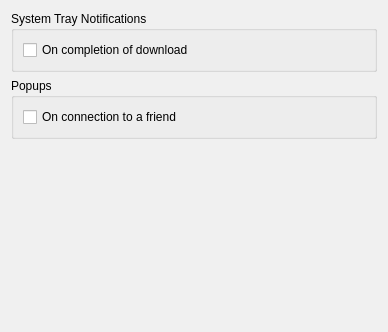
First picture: the form in MixologistGui/gui/Preferences/NotifyDialog.ui, repository rebeccaskinner/The-Mixologist, before the edit.
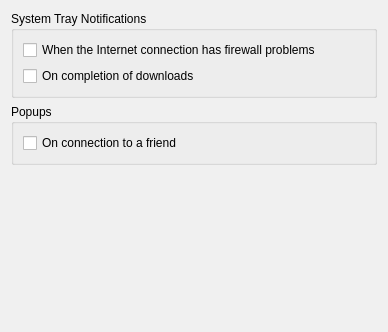
Second picture: the form after the edit.

The edit to the form file:
```diff
--- a/MixologistGui/gui/Preferences/NotifyDialog.ui
+++ b/MixologistGui/gui/Preferences/NotifyDialog.ui
@@ -488,23 +488,24 @@
   <property name="contextMenuPolicy">
    <enum>Qt::NoContextMenu</enum>
   </property>
-  <layout class="QVBoxLayout" name="verticalLayout">
+  <layout class="QVBoxLayout" name="verticalLayout_2">
    <item>
     <widget class="QGroupBox" name="groupBox_2">
      <property name="title">
       <string>System Tray Notifications</string>
      </property>
-     <layout class="QVBoxLayout" name="_2">
-      <property name="leftMargin">
-       <number>9</number>
-      </property>
-      <property name="topMargin">
-       <number>9</number>
-      </property>
+     <layout class="QVBoxLayout" name="verticalLayout">
+      <item>
+       <widget class="QCheckBox" name="tray_BadInternet">
+        <property name="text">
+         <string>When the Internet connection has firewall problems</string>
+        </property>
+       </widget>
+      </item>
       <item>
        <widget class="QCheckBox" name="tray_DownDone">
         <property name="text">
-         <string>On completion of download</string>
+         <string>On completion of downloads</string>
         </property>
        </widget>
       </item>
```
